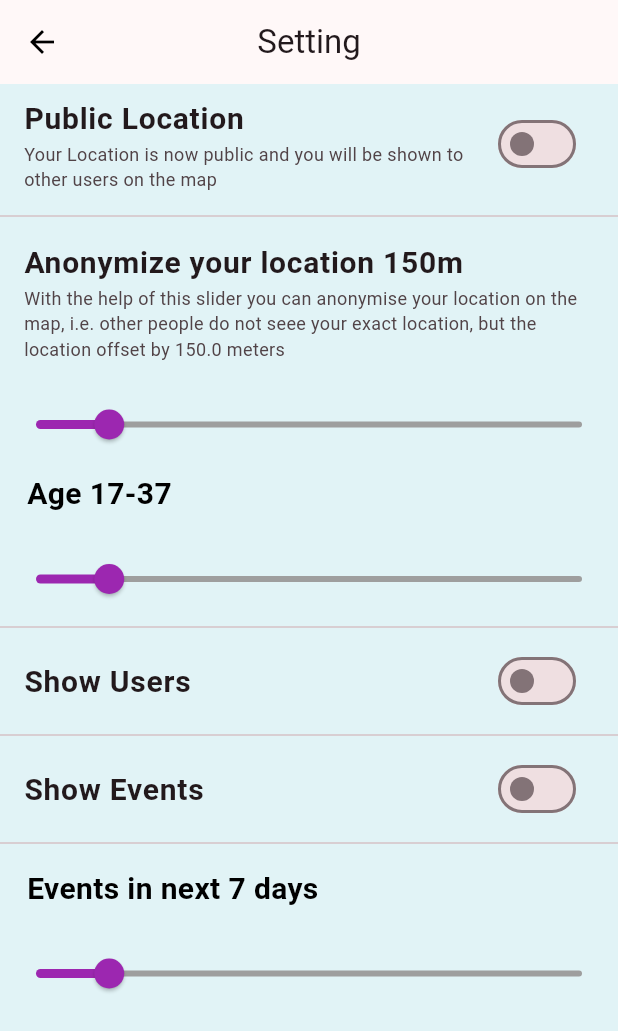
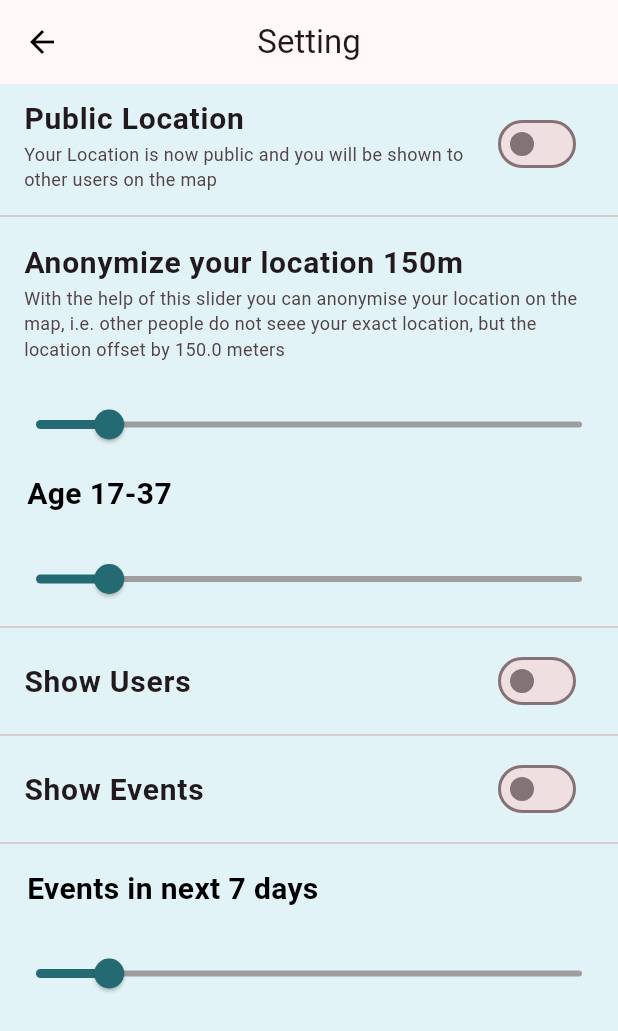
Before and after one commit to fwdAndroid/join, a Flutter app: the Filters screen opened directly, on a phone screen of 412 x 824 dp. Shown: the top 1031 px of the screen. Run offline on Flutter 3.47's test engine with Material 2 defaults, Android fonts, the phone set to English and light mode, and no system bars; our stand-ins replace animated_splash_screen, cloud_firestore, country_code_picker, firebase_auth, firebase_core, firebase_storage and 9 more; missing offline and left inert: flutter_google_places_hoc081098, google_api_headers, google_maps_webservice, phone_form_field; accounts and stored records are empty.

Commit message:
Colors Changed

```diff
--- a/lib/filters/filters.dart
+++ b/lib/filters/filters.dart
@@ -59,7 +59,7 @@ class _FiltersState extends State<Filters> {
                   min: 1,
                   max: 150,
                   divisions: 100,
-                  activeColor: Colors.purple,
+                  activeColor: Color(0xff246A73),
                   inactiveColor: Colors.grey,
                   label: '${valueHolder.round()}',
                   onChanged: (double newValue) {
@@ -88,7 +88,7 @@ class _FiltersState extends State<Filters> {
                   min: 1,
                   max: 150,
                   divisions: 100,
-                  activeColor: Colors.purple,
+                  activeColor: Color(0xff246A73),
                   inactiveColor: Colors.grey,
                   label: '${valueHolder.round()}',
                   onChanged: (double newValue) {
@@ -144,7 +144,7 @@ class _FiltersState extends State<Filters> {
                   min: 1,
                   max: 150,
                   divisions: 100,
-                  activeColor: Colors.purple,
+                  activeColor: Color(0xff246A73),
                   inactiveColor: Colors.grey,
                   label: '${valueHolder.round()}',
                   onChanged: (double newValue) {
--- a/lib/messages_screen/event_chat.dart
+++ b/lib/messages_screen/event_chat.dart
@@ -12,8 +12,6 @@ class EventsChat extends StatefulWidget {
 }
 
 class _EventsChatState extends State<EventsChat> {
-  final Stream<QuerySnapshot> _usersStream =
-      FirebaseFirestore.instance.collection('chats').snapshots();
   @override
   Widget build(BuildContext context) {
     return Scaffold(
```
